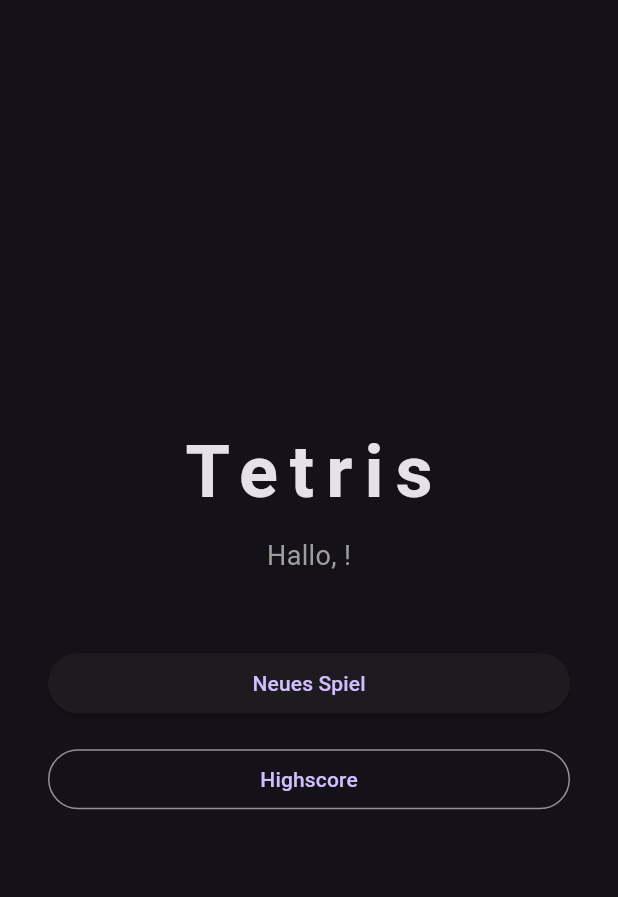
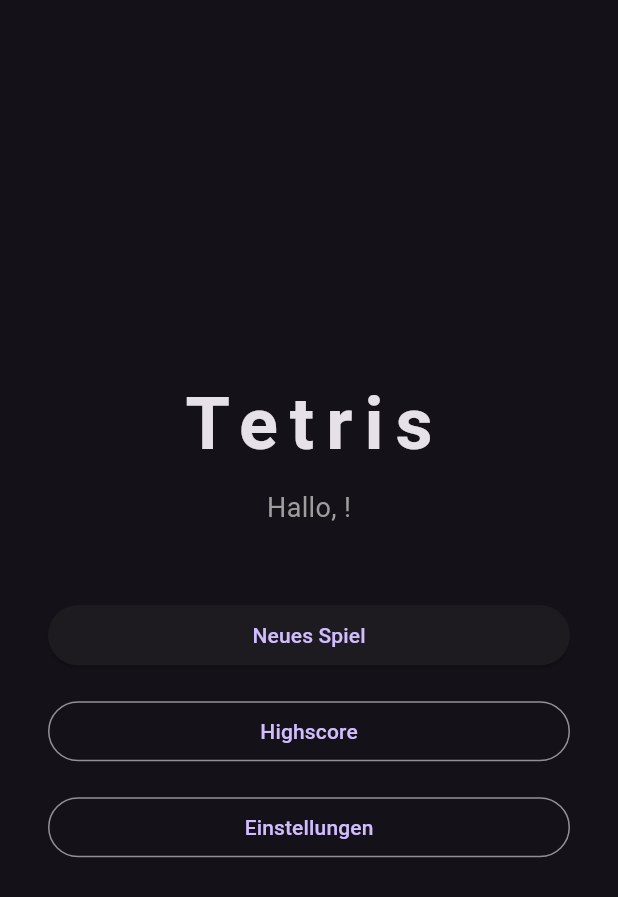
Before and after one commit to Mischa1337/Tetris-Flutter, a Flutter app: the HomeScreen screen opened directly with empty values, on a phone screen of 412 x 824 dp. Shown: the top 897 px of the screen. Run offline on Flutter 3.47's test engine with Material 3 defaults, Android fonts, the phone set to English and light mode, and no system bars.

Commit message:
feat: Einstellungs-Screen mit Steuerungsauswahl

```diff
--- /dev/null
+++ b/lib/logic/game_settings.dart
@@ -0,0 +1,7 @@
+enum ControlMode { dpad, gesture, both }
+
+class GameSettings {
+  ControlMode controlMode;
+
+  GameSettings() : controlMode = ControlMode.both;
+}
--- a/lib/screens/game_over_screen.dart
+++ b/lib/screens/game_over_screen.dart
@@ -2,17 +2,20 @@
 import 'package:tetris_app/logic/score_board.dart';
 import 'package:tetris_app/screens/game_screen.dart';
 import 'package:tetris_app/screens/home_screen.dart';
+import 'package:tetris_app/logic/game_settings.dart';
 
 class GameOverScreen extends StatelessWidget {
   final int score;
   final String playerName;
   final ScoreBoard scoreBoard;
+  final GameSettings settings;
 
   const GameOverScreen({
     super.key,
     required this.score,
     required this.playerName,
     required this.scoreBoard,
+    required this.settings,
   });
 
   @override
@@ -44,6 +47,7 @@
                         builder: (_) => GameScreen(
                           playerName: playerName,
                           scoreBoard: scoreBoard,
+                          settings: settings,
                         ),
                       ),
                     );
@@ -61,6 +65,7 @@
                         builder: (_) => HomeScreen(
                           playerName: playerName,
                           scoreBoard: scoreBoard,
+                          settings: settings,
                         ),
                       ),
                       (route) => route.isFirst,
--- a/lib/screens/home_screen.dart
+++ b/lib/screens/home_screen.dart
@@ -2,15 +2,19 @@
 import 'package:tetris_app/screens/game_screen.dart';
 import 'package:tetris_app/logic/score_board.dart';
 import 'package:tetris_app/screens/highscore_screen.dart';
+import 'package:tetris_app/logic/game_settings.dart';
+import 'package:tetris_app/screens/settings_screen.dart';
 
 class HomeScreen extends StatelessWidget {
   final String playerName;
   final ScoreBoard scoreBoard;
+  final GameSettings settings;
 
   const HomeScreen({
     super.key,
     required this.playerName,
     required this.scoreBoard,
+    required this.settings,
   });
 
   @override
@@ -45,6 +49,7 @@
                         builder: (_) => GameScreen(
                           playerName: playerName,
                           scoreBoard: scoreBoard,
+                          settings: settings,
                         ),
                       ),
                     );
@@ -66,6 +71,20 @@
                   child: const Text('Highscore'),
                 ),
               ),
+              const SizedBox(height: 16),
+              SizedBox(
+                width: double.infinity,
+                child: OutlinedButton(
+                  onPressed: () {
+                    Navigator.of(context).push(
+                      MaterialPageRoute(
+                        builder: (_) => SettingsScreen(settings: settings),
+                      ),
+                    );
+                  },
+                  child: const Text('Einstellungen'),
+                ),
+              ),
             ],
           ),
         ),
```
Also changed, not shown: lib/screens/game_screen.dart (+20 -6 lines), lib/screens/login_screen.dart (+6 -2 lines), lib/screens/settings_screen.dart (added, +54 -0 lines).
